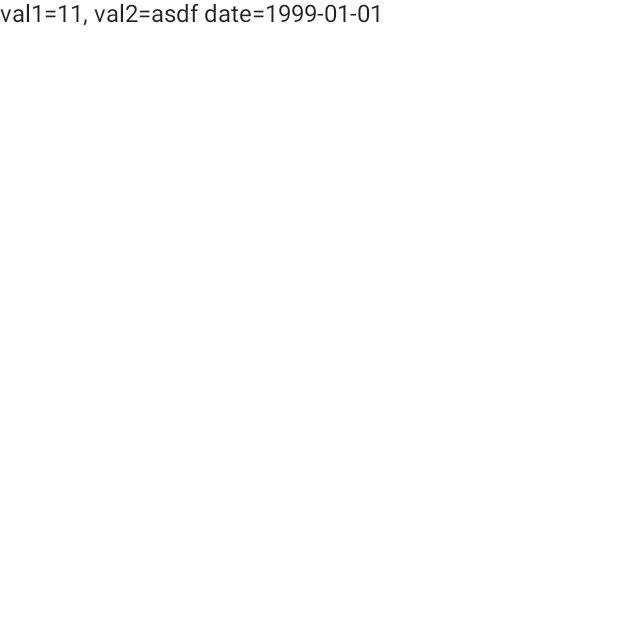
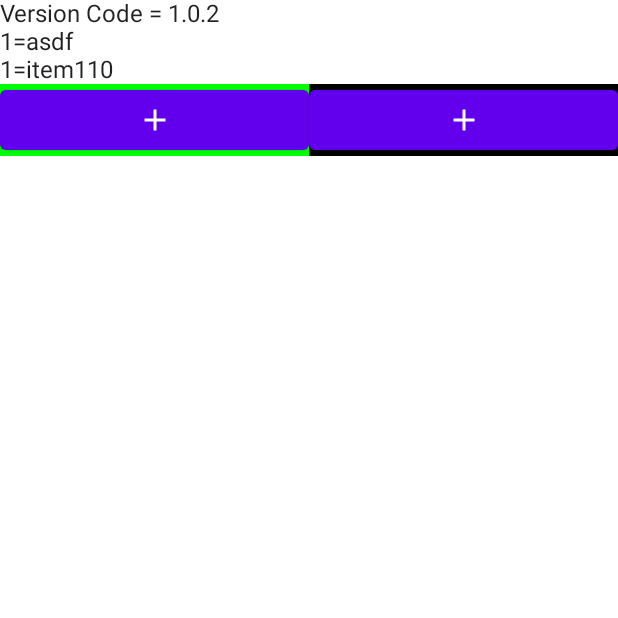
Before and after one commit to tsato1/SQLDelightTest, an Android app built with Jetpack Compose: the composable MainScreen shown on its own in the app's theme, on a phone screen of 412 x 824 dp, the top half of it. Run offline under Robolectric (Android 15) with nearby library versions, the phone set to English and light mode, and no system bars; our stand-ins replace Dagger/Hilt's generated code, Room's generated code.

```diff
--- a/app/build.gradle
+++ b/app/build.gradle
@@ -13,7 +13,7 @@ android {
         minSdk 21
         targetSdk 31
         versionCode 1
-        versionName "1.0"
+        versionName "1.0.2"
 
         testInstrumentationRunner "androidx.test.runner.AndroidJUnitRunner"
         vectorDrawables {
--- /dev/null
+++ b/app/src/main/java/com/tsato/mobile/sqldelighttest/domain/CategoryRepository.kt
@@ -0,0 +1,12 @@
+package com.tsato.mobile.sqldelighttest.domain
+
+import com.tsato.mobile.sqldelighttest.data.Category
+import kotlinx.coroutines.flow.Flow
+
+interface CategoryRepository {
+
+    suspend fun insertCategory(category: Category): Long
+
+    fun getCategories(): Flow<List<Category>>
+
+}
--- /dev/null
+++ b/app/src/main/java/com/tsato/mobile/sqldelighttest/presentation/CategoryListState.kt
@@ -0,0 +1,7 @@
+package com.tsato.mobile.sqldelighttest.presentation
+
+import com.tsato.mobile.sqldelighttest.data.Category
+
+data class CategoryListState(
+    val categoryList: List<Category> = emptyList()
+)
--- a/app/src/main/java/com/tsato/mobile/sqldelighttest/presentation/MainScreen.kt
+++ b/app/src/main/java/com/tsato/mobile/sqldelighttest/presentation/MainScreen.kt
@@ -1,11 +1,21 @@
 package com.tsato.mobile.sqldelighttest.presentation
 
-import androidx.compose.foundation.layout.fillMaxSize
+import androidx.compose.foundation.background
+import androidx.compose.foundation.layout.*
 import androidx.compose.foundation.lazy.LazyColumn
+import androidx.compose.material.Button
+import androidx.compose.material.Icon
 import androidx.compose.material.Text
+import androidx.compose.material.icons.Icons
+import androidx.compose.material.icons.filled.Add
 import androidx.compose.runtime.Composable
 import androidx.compose.ui.Modifier
+import androidx.compose.ui.graphics.Color
 import androidx.hilt.navigation.compose.hiltViewModel
+import com.tsato.mobile.sqldelighttest.BuildConfig
+import com.tsato.mobile.sqldelighttest.data.Category
+import com.tsato.mobile.sqldelighttest.data.Item
+import java.math.BigDecimal
 
 @Composable
 fun MainScreen(
@@ -13,14 +23,70 @@ fun MainScreen(
 ) {
 
     val itemList = viewModel.itemListState.value.itemList
+    val categoryList = viewModel.categoryListState.value.categoryList
 
-    LazyColumn(
+    Column(
         modifier = Modifier.fillMaxSize()
     ) {
-        items(itemList.size) { index ->
-            val item = itemList[index]
+        Row(
+            modifier = Modifier.fillMaxWidth()
+        ) {
+            Text(text = "Version Code = ${BuildConfig.VERSION_NAME}")
+        }
+        Row(
+            modifier = Modifier.fillMaxWidth(),
+            horizontalArrangement = Arrangement.SpaceEvenly
+        ) {
+            LazyColumn(
+                modifier = Modifier
+                    .weight(1f)
+            ) {
+                items(itemList.size) { index ->
+                    val item = itemList[index]
 
-            Text(text = "val1=${item.val1}, val2=${item.val2} date=${item.updateDate}")
+                    Text(text = "1=${item.val2}")
+                }
+            }
+            LazyColumn(
+                modifier = Modifier
+                    .weight(1f)
+            ) {
+                items(categoryList.size) { index ->
+                    val category = categoryList[index]
+
+                    Text(text = "2=${category.name}")
+                }
+            }
+        }
+        Row(
+            modifier = Modifier.fillMaxWidth()
+        ) {
+            Button(
+                modifier = Modifier
+                    .weight(1f)
+                    .background(Color.Green),
+                onClick = {
+                    viewModel.onEvent(MainEvent.InsertItem(
+                        Item(BigDecimal(110), "item110", "2020-09-02")
+                    ))
+                },
+                content = {
+                    Icon(imageVector = Icons.Default.Add, contentDescription = "Add")
+                }
+            )
+            Button(
+                modifier = Modifier
+                    .weight(1f)
+                    .background(Color.Black),
+                onClick = {
+                    viewModel.onEvent(MainEvent.InsertCategory(
+                        Category(0, 1, "name", null))
+                    )
+                },
+                content = {
+                    Icon(imageVector = Icons.Default.Add, contentDescription = "Add")
+                }
+            )
         }
     }
 
```
Also changed, not shown: app/src/main/java/com/tsato/mobile/sqldelighttest/data/AppDatabase.kt (+17 -1 lines), app/src/main/java/com/tsato/mobile/sqldelighttest/data/Category.kt (added, +20 -0 lines), app/src/main/java/com/tsato/mobile/sqldelighttest/data/CategoryDao.kt (added, +18 -0 lines), app/src/main/java/com/tsato/mobile/sqldelighttest/data/CategoryRepositoryImpl.kt (added, +19 -0 lines), app/src/main/java/com/tsato/mobile/sqldelighttest/di/AppModule.kt (+15 -4 lines), app/src/main/java/com/tsato/mobile/sqldelighttest/presentation/MainEvent.kt (added, +9 -0 lines), app/src/main/java/com/tsato/mobile/sqldelighttest/presentation/MainViewModel.kt (+31 -3 lines).
